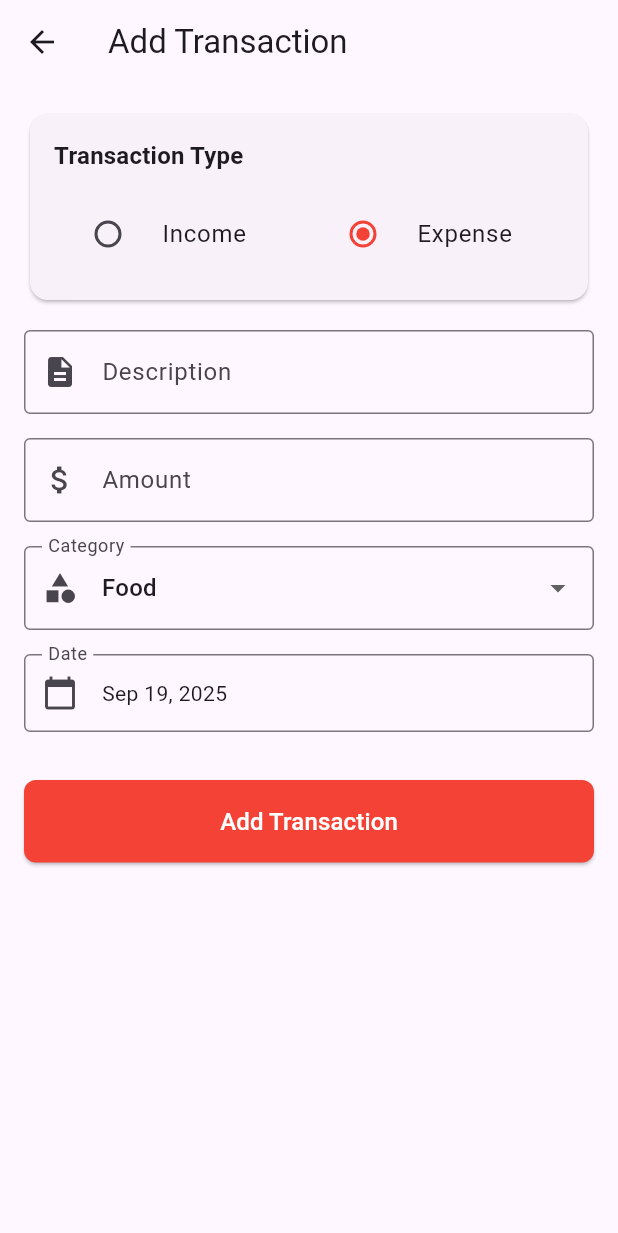
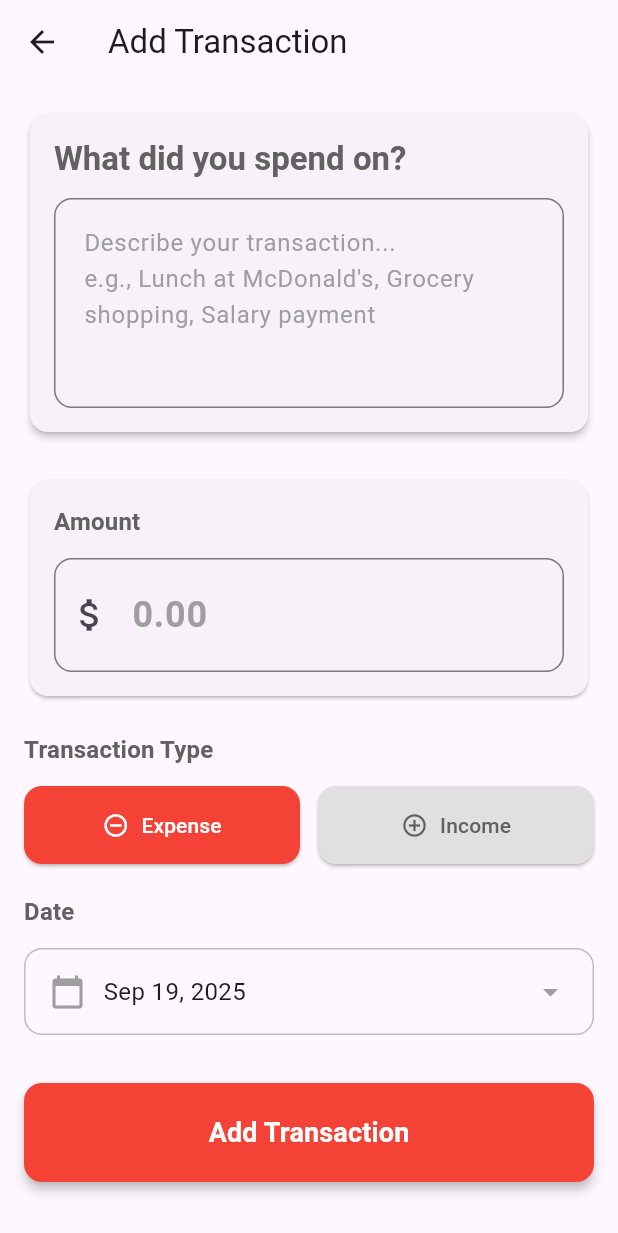
Before and after one commit to mmsoftware100/eain-thone-mobile-app-flutter, a Flutter app: the TransactionFormScreen screen opened directly, on a phone screen of 412 x 824 dp. Shown: the top 1233 px of the screen. Run offline on Flutter 3.47's test engine with Material 3 defaults, Android fonts, the phone set to English and light mode, and no system bars; our stand-ins replace connectivity_plus, dio, shared_preferences, sqflite; accounts and stored records are empty.

Commit message:
transaction form page updated

```diff
--- a/lib/screens/transaction_form_screen.dart
+++ b/lib/screens/transaction_form_screen.dart
@@ -197,68 +197,33 @@ class _TransactionFormScreenState extends State<TransactionFormScreen> {
           child: Column(
             crossAxisAlignment: CrossAxisAlignment.stretch,
             children: [
-              // Transaction Type Toggle
+              // Big Description Field - Primary Focus
               Card(
+                elevation: 2,
                 child: Padding(
                   padding: const EdgeInsets.all(16.0),
                   child: Column(
                     crossAxisAlignment: CrossAxisAlignment.start,
                     children: [
                       Text(
-                        'Transaction Type',
-                        style: Theme.of(context).textTheme.titleMedium?.copyWith(
+                        'What did you spend on?',
+                        style: Theme.of(context).textTheme.titleLarge?.copyWith(
                           fontWeight: FontWeight.bold,
+                          color: Colors.grey[700],
                         ),
                       ),
                       const SizedBox(height: 12),
-                      Row(
-                        children: [
-                          Expanded(
-                            child: RadioListTile<TransactionType>(
-                              title: const Text('Income'),
-                              value: TransactionType.income,
-                              groupValue: _selectedType,
-                              onChanged: (value) {
-                                setState(() {
-                                  _selectedType = value!;
-                                  // Reset category when type changes
-                                  _selectedCategory = _currentCategories.first;
-                                });
-                              },
-                              activeColor: Colors.green,
-                            ),
-                          ),
-                          Expanded(
-                            child: RadioListTile<TransactionType>(
-                              title: const Text('Expense'),
-                              value: TransactionType.expense,
-                              groupValue: _selectedType,
-                              onChanged: (value) {
-                                setState(() {
-                                  _selectedType = value!;
-                                  // Reset category when type changes
-                                  _selectedCategory = _currentCategories.first;
-                                });
-                              },
-                              activeColor: Colors.red,
-                            ),
-                          ),
-                        ],
-                      ),
-                    ],
-                  ),
-                ),
-              ),
-              const SizedBox(height: 16),
-
-              // Description Field
                       TextFormField(
                         controller: _descriptionController,
+                        maxLines: 4,
+                        style: const TextStyle(fontSize: 18),
                         decoration: const InputDecoration(
-                  labelText: 'Description',
-                  hintText: 'Enter transaction description',
-                  prefixIcon: Icon(Icons.description),
-                  border: OutlineInputBorder(),
+                          hintText: 'Describe your transaction...\ne.g., Lunch at McDonald\'s, Grocery shopping, Salary payment',
+                          hintStyle: TextStyle(fontSize: 16, color: Colors.grey),
+                          border: OutlineInputBorder(
+                            borderRadius: BorderRadius.all(Radius.circular(12)),
+                          ),
+                          contentPadding: EdgeInsets.all(16),
                         ),
                         validator: (value) {
                           if (value == null || value.trim().isEmpty) {
@@ -267,17 +232,40 @@ class _TransactionFormScreenState extends State<TransactionFormScreen> {
                           return null;
                         },
                       ),
-              const SizedBox(height: 16),
+                    ],
+                  ),
+                ),
+              ),
+              const SizedBox(height: 24),
 
-              // Amount Field
+              // Amount Field - Secondary Focus
+              Card(
+                elevation: 1,
+                child: Padding(
+                  padding: const EdgeInsets.all(16.0),
+                  child: Column(
+                    crossAxisAlignment: CrossAxisAlignment.start,
+                    children: [
+                      Text(
+                        'Amount',
+                        style: Theme.of(context).textTheme.titleMedium?.copyWith(
+                          fontWeight: FontWeight.bold,
+                          color: Colors.grey[700],
+                        ),
+                      ),
+                      const SizedBox(height: 12),
                       TextFormField(
                         controller: _amountController,
                         keyboardType: const TextInputType.numberWithOptions(decimal: true),
+                        style: const TextStyle(fontSize: 24, fontWeight: FontWeight.bold),
                         decoration: const InputDecoration(
-                  labelText: 'Amount',
                           hintText: '0.00',
-                  prefixIcon: Icon(Icons.attach_money),
-                  border: OutlineInputBorder(),
+                          hintStyle: TextStyle(fontSize: 24, color: Colors.grey),
+                          prefixIcon: Icon(Icons.attach_money, size: 28),
+                          border: OutlineInputBorder(
+                            borderRadius: BorderRadius.all(Radius.circular(12)),
+                          ),
+                          contentPadding: EdgeInsets.symmetric(horizontal: 16, vertical: 20),
                         ),
                         validator: (value) {
                           if (value == null || value.trim().isEmpty) {
@@ -290,67 +278,129 @@ class _TransactionFormScreenState extends State<TransactionFormScreen> {
                           return null;
                         },
                       ),
-              const SizedBox(height: 16),
+                    ],
+                  ),
+                ),
+              ),
+              const SizedBox(height: 20),
 
-              // Category Dropdown
-              DropdownButtonFormField<String>(
-                value: _currentCategories.contains(_selectedCategory)
-                    ? _selectedCategory
-                    : _currentCategories.first,
-                decoration: const InputDecoration(
-                  labelText: 'Category',
-                  prefixIcon: Icon(Icons.category),
-                  border: OutlineInputBorder(),
+              // Transaction Type - Side by Side Buttons
+              Text(
+                'Transaction Type',
+                style: Theme.of(context).textTheme.titleMedium?.copyWith(
+                  fontWeight: FontWeight.bold,
+                  color: Colors.grey[700],
                 ),
-                items: _currentCategories.map((category) {
-                  return DropdownMenuItem(
-                    value: category,
-                    child: Text(category),
-                  );
-                }).toList(),
-                onChanged: (value) {
+              ),
+              const SizedBox(height: 12),
+              Row(
+                children: [
+                  Expanded(
+                    child: ElevatedButton.icon(
+                      onPressed: () {
                         setState(() {
-                    _selectedCategory = value!;
+                          _selectedType = TransactionType.expense;
+                          _selectedCategory = _currentCategories.first;
                         });
                       },
+                      icon: const Icon(Icons.remove_circle_outline),
+                      label: const Text('Expense'),
+                      style: ElevatedButton.styleFrom(
+                        backgroundColor: _selectedType == TransactionType.expense
+                            ? Colors.red
+                            : Colors.grey[300],
+                        foregroundColor: _selectedType == TransactionType.expense
+                            ? Colors.white
+                            : Colors.grey[700],
+                        padding: const EdgeInsets.symmetric(vertical: 16),
+                        shape: RoundedRectangleBorder(
+                          borderRadius: BorderRadius.circular(12),
                         ),
-              const SizedBox(height: 16),
+                      ),
+                    ),
+                  ),
+                  const SizedBox(width: 12),
+                  Expanded(
+                    child: ElevatedButton.icon(
+                      onPressed: () {
+                        setState(() {
+                          _selectedType = TransactionType.income;
+                          _selectedCategory = _currentCategories.first;
+                        });
+                      },
+                      icon: const Icon(Icons.add_circle_outline),
+                      label: const Text('Income'),
+                      style: ElevatedButton.styleFrom(
+                        backgroundColor: _selectedType == TransactionType.income
+                            ? Colors.green
+                            : Colors.grey[300],
+                        foregroundColor: _selectedType == TransactionType.income
+                            ? Colors.white
+                            : Colors.grey[700],
+                        padding: const EdgeInsets.symmetric(vertical: 16),
+                        shape: RoundedRectangleBorder(
+                          borderRadius: BorderRadius.circular(12),
+                        ),
+                      ),
+                    ),
+                  ),
+                ],
+              ),
+              const SizedBox(height: 20),
 
               // Date Picker
+              Text(
+                'Date',
+                style: Theme.of(context).textTheme.titleMedium?.copyWith(
+                  fontWeight: FontWeight.bold,
+                  color: Colors.grey[700],
+                ),
+              ),
+              const SizedBox(height: 12),
               InkWell(
                 onTap: _selectDate,
-                child: InputDecorator(
-                  decoration: const InputDecoration(
-                    labelText: 'Date',
-                    prefixIcon: Icon(Icons.calendar_today),
-                    border: OutlineInputBorder(),
+                child: Container(
+                  padding: const EdgeInsets.all(16),
+                  decoration: BoxDecoration(
+                    border: Border.all(color: Colors.grey[400]!),
+                    borderRadius: BorderRadius.circular(12),
                   ),
-                  child: Text(
+                  child: Row(
+                    children: [
+                      const Icon(Icons.calendar_today, color: Colors.grey),
+                      const SizedBox(width: 12),
+                      Text(
                         DateFormat('MMM dd, yyyy').format(_selectedDate),
+                        style: const TextStyle(fontSize: 16),
+                      ),
+                      const Spacer(),
+                      const Icon(Icons.arrow_drop_down, color: Colors.grey),
+                    ],
                   ),
                 ),
               ),
               const SizedBox(height: 32),
 
-              // Save Button
+              // Submit Button - Prominent
               Consumer<TransactionProvider>(
                 builder: (context, transactionProvider, child) {
                   return ElevatedButton(
                     onPressed: transactionProvider.isLoading ? null : _saveTransaction,
                     style: ElevatedButton.styleFrom(
-                      padding: const EdgeInsets.symmetric(vertical: 16),
+                      padding: const EdgeInsets.symmetric(vertical: 20),
                       backgroundColor: _selectedType == TransactionType.income
                           ? Colors.green
                           : Colors.red,
                       foregroundColor: Colors.white,
                       shape: RoundedRectangleBorder(
-                        borderRadius: BorderRadius.circular(8),
+                        borderRadius: BorderRadius.circular(12),
                       ),
+                      elevation: 3,
                     ),
                     child: transactionProvider.isLoading
                         ? const SizedBox(
-                            height: 20,
-                            width: 20,
+                            height: 24,
+                            width: 24,
                             child: CircularProgressIndicator(
                               strokeWidth: 2,
                               valueColor: AlwaysStoppedAnimation<Color>(Colors.white),
@@ -360,7 +410,7 @@ class _TransactionFormScreenState extends State<TransactionFormScreen> {
                             widget.transaction == null
                                 ? 'Add Transaction'
                                 : 'Update Transaction',
-                            style: const TextStyle(fontSize: 16),
+                            style: const TextStyle(fontSize: 18, fontWeight: FontWeight.bold),
                           ),
                   );
                 },
```
Also changed, not shown: 1 other file. Lines whose indentation alone changed are shown as unchanged.
